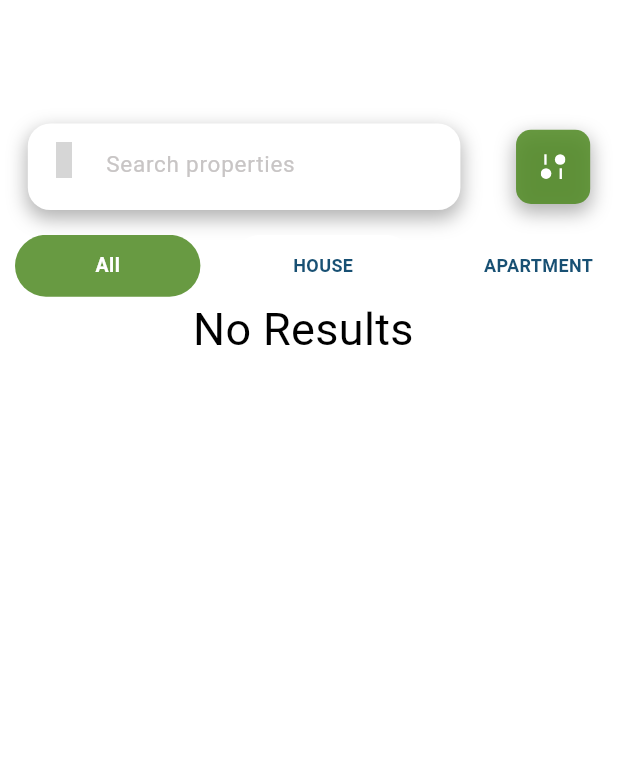
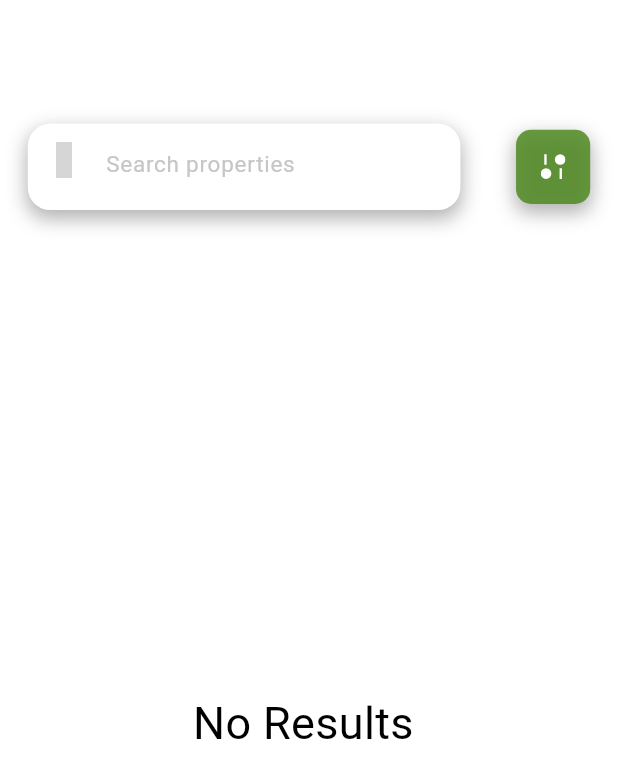
Before and after one commit to sahidvp/real-estate-app, a Flutter app: the AllProperty screen opened directly, on a phone screen of 412 x 824 dp. Shown: the top 778 px of the screen. Run offline on Flutter 3.47's test engine with Material 3 defaults, Android fonts, the phone set to English and light mode, and no system bars; our stand-ins replace carousel_slider, cloud_firestore, csc_picker, firebase_auth, firebase_core, firebase_storage and 9 more; accounts and stored records are empty; network calls fail; project files that could hold a hidden picture were left out; grey boxes are pictures that could not be loaded.

Commit message:
refactor:filter page

```diff
--- a/lib/controller/addproperty_controller.dart
+++ b/lib/controller/addproperty_controller.dart
@@ -56,6 +56,10 @@ class AddpropertyController extends GetxController {
   var filteredProperties = [].obs;
   var recentProperties = <dynamic>[].obs;
   var nearbyProperties = <dynamic>[].obs;
+  var categoryFilter=0.obs;
+  var listedbyFilter=0.obs;
+  var typeFilter=0.obs;
+  var filterIndex = 0.obs;
   // Loading state
 
   void updateLocation(String key, String value) {
--- a/lib/model/propertlisting/property_model.dart
+++ b/lib/model/propertlisting/property_model.dart
@@ -22,5 +22,13 @@ class PropertyModel {
     "Swiming pool"
   ];
   static List<String> listedby = ["Dealer", "Owner"];
-   static const List category = ["All", "HOUSE", "APARTMENT", "VILLA", "LAND"];
+  static const List<String> categoryFilter = [
+    "All",
+    "House",
+    "Apartment",
+    "Villa",
+    "Land"
+  ];
+  static const List<String> typeFilter = ["All", "Rent", "Sale"];
+  static const List<String> listedbyFilter = ["All", "Dealer", "Owner"];
 }
--- a/lib/views/home_page/home_body/home_body.dart
+++ b/lib/views/home_page/home_body/home_body.dart
@@ -1,23 +1,96 @@
+// import 'package:flutter/material.dart';
+// import 'package:get/get.dart';
+// import 'package:real_estate/controller/addproperty_controller.dart';
+// import 'package:real_estate/controller/homepage_controller.dart';
+// import 'package:real_estate/utils/colors.dart';
+
+// class HomeBodyone extends StatelessWidget {
+//   HomeBodyone({
+//     super.key,
+//     required this.sb,
+//     required this.category,
+//   });
+
+//   final double sb;
+//   final List category;
+
+//   final AddpropertyController controller = Get.put(AddpropertyController());
+
+//   @override
+//   Widget build(BuildContext context) {
+//     return Container(
+//       //  decoration: BoxDecoration(boxShadow: [AppDecoration.boxShadow]),
+//       height: sb * .5,
+//       width: double.infinity,
+//       child: ListView.builder(
+//           scrollDirection: Axis.horizontal,
+//           itemCount: category.length,
+//           itemBuilder: (context, index) {
+//             return Obx(() {
+//               bool isSelected = controller.filterIndex.value == index;
+//               return Padding(
+//                 padding: EdgeInsets.symmetric(horizontal: 10),
+//                 child: GestureDetector(
+//                   onTap: () {
+//                     updateSelectedIndex(index);
+//                   },
+//                   child: Container(
+//                     width: sb * 1.5,
+//                     height: sb * .5,
+//                     decoration: BoxDecoration(
+//                       color: isSelected
+//                           ? AppColors
+//                               .primary // Change to the desired color on tap
+//                           : Colors.grey[300],
+//                       borderRadius: BorderRadius.circular(25),
+//                     ),
+//                     child: Center(
+//                       child: Text(
+//                         category[index],
+//                         style: isSelected
+//                             ? AppTextStyles.hompagebodyText2
+//                             : AppTextStyles.hompagebodyText,
+//                       ),
+//                     ),
+//                   ),
+//                 ),
+//               );
+//             });
+//           }),
+//     );
+//   }
+
+//   void updateSelectedIndex(int index) {
+//     if (index == controller.filterIndex.value) {
+//       controller.filterIndex.value = index - 10;
+//       return;
+//     }
+//     controller.filterIndex.value = index;
+//   }
+// }
+
+
 import 'package:flutter/material.dart';
 import 'package:get/get.dart';
-import 'package:real_estate/controller/homepage_controller.dart';
 import 'package:real_estate/utils/colors.dart';
 
 class HomeBodyone extends StatelessWidget {
+  final double sb;
+  final List<String> category;
+  final RxInt selectedIndex;
+  final Function(int) onSelected;
+
   HomeBodyone({
     super.key,
     required this.sb,
     required this.category,
+    required this.selectedIndex,
+    required this.onSelected,
   });
-
-  final double sb;
-  final List category;
-  final HomeBodyController controller = Get.put(HomeBodyController());
 
   @override
   Widget build(BuildContext context) {
     return Container(
-      //  decoration: BoxDecoration(boxShadow: [AppDecoration.boxShadow]),
       height: sb * .5,
       width: double.infinity,
       child: ListView.builder(
@@ -25,35 +98,36 @@ class HomeBodyone extends StatelessWidget {
         itemCount: category.length,
         itemBuilder: (context, index) {
           return Obx(() {
+            bool isSelected = selectedIndex.value == index;
             return Padding(
-                padding: EdgeInsets.symmetric(horizontal: 10),
+              padding: const EdgeInsets.symmetric(horizontal: 10),
               child: GestureDetector(
                 onTap: () {
-                    controller.updateSelectedIndex(index);
+                  onSelected(index); // Use the passed function to update index
                 },
                 child: Container(
                   width: sb * 1.5,
                   height: sb * .5,
                   decoration: BoxDecoration(
-                      color: controller.selectedIndex.value == index
-                          ? AppColors
-                              .primary // Change to the desired color on tap
-                          : Colors.white,
+                    color: isSelected
+                        ? AppColors.primary // Selected color
+                        : Colors.grey[300], // Unselected color
                     borderRadius: BorderRadius.circular(25),
                   ),
                   child: Center(
                     child: Text(
                       category[index],
-                        style: controller.selectedIndex.value == index
-                            ? AppTextStyles.hompagebodyText2
-                            : AppTextStyles.hompagebodyText,
+                      style: isSelected
+                          ? AppTextStyles.hompagebodyText2 // Selected style
+                          : AppTextStyles.hompagebodyText, // Unselected style
                     ),
                   ),
                 ),
               ),
             );
           });
-          }),
+        },
+      ),
     );
   }
 }
--- a/lib/views/home_page/home_header/widget/build_filter.dart
+++ b/lib/views/home_page/home_header/widget/build_filter.dart
@@ -1,10 +1,14 @@
 import 'package:flutter/material.dart';
 import 'package:flutter_svg/svg.dart';
+import 'package:get/get.dart';
 import 'package:real_estate/utils/colors.dart';
 import 'package:real_estate/utils/imagespath.dart';
+import 'package:real_estate/views/property_view/filer_section.dart/filter_page.dart';
 
-Container buildFilter(sb) {
-  return Container(
+InkWell buildFilter(sb) {
+  return InkWell(
+    onTap: () =>Get.to(()=>FilterPage()) ,
+    child: Container(
       width: sb * .6,
       height: sb * .6,
       decoration: BoxDecoration(
@@ -18,5 +22,6 @@ Container buildFilter(sb) {
         Imagepath.searchfilter,
         width: sb * .2,
       )),
+    ),
   );
 }
--- a/lib/views/property_deatiled_view/widgets/property_fecilty.dart
+++ b/lib/views/property_deatiled_view/widgets/property_fecilty.dart
@@ -3,14 +3,14 @@ import 'package:flutter_svg/svg.dart';
 import 'package:real_estate/utils/colors.dart';
 import 'package:real_estate/utils/imagespath.dart';
 
-Padding propertyFeciliities(double sw) {
+Padding propertyFeciliities(double sw, List fecility) {
   return Padding(
     padding: EdgeInsets.only(left: 22),
     child: Wrap(
       spacing: 8,
       runSpacing: 8,
       children: List.generate(
-          3,
+          fecility.length,
           (index) => Container(
                 width: sw * .20,
                 height: sw * .2,
@@ -24,7 +24,7 @@ Padding propertyFeciliities(double sw) {
                     Flexible(child: SvgPicture.asset(Imagepath.carparking)),
                     Flexible(
                         child: Text(
-                      "Car parking",
+                      fecility[index],
                       style: AppTextStyles.locationtext,
                     ))
                   ],
--- a/lib/views/property_deatiled_view/widgets/tab_details/tab_details.dart
+++ b/lib/views/property_deatiled_view/widgets/tab_details/tab_details.dart
@@ -103,7 +103,7 @@ Container tabDetails(double sw, double sh, dynamic property) {
             ]),
           ),
         ),
-        if (category != "Land") propertyFeciliities(sw),
+        if (category != "Land") propertyFeciliities(sw,property.environment),
         SizedBox(
           height: sh * .02,
         ),
--- a/lib/views/property_view/all_property.dart
+++ b/lib/views/property_view/all_property.dart
@@ -31,11 +31,12 @@ class AllProperty extends StatelessWidget {
               mainAxisAlignment: MainAxisAlignment.spaceAround,
               children: [buildHomesearch(sb, controller), buildFilter(sb)],
             ),
-            SizedBox(
-              height: sb * .2,
-            ),
-            HomeBodyone(sb: sb, category: PropertyModel.category),
-            Obx(() {
+            // SizedBox(
+            //   height: sb * .2,
+            // ),
+            //  HomeBodyone(sb: sb, category: PropertyModel.category),
+            Expanded(
+              child: Obx(() {
                 // Observe properties
                 if (controller.isLoading.value) {
                   return const Center(
@@ -43,8 +44,10 @@ class AllProperty extends StatelessWidget {
                 }
                 return PropertyListTwo(
                     sb: sb,
-                  properties: controller.filteredProperties); // Pass properties
+                    properties:
+                        controller.filteredProperties); // Pass properties
               }),
+            ),
           ],
         ),
       ),
--- a/lib/views/userprofile/userprofile_screen.dart
+++ b/lib/views/userprofile/userprofile_screen.dart
@@ -57,10 +57,11 @@ class UserProfile extends StatelessWidget {
                   ),
                   SizedBox(height: sh * .05),
                   Row(
-                    mainAxisAlignment: MainAxisAlignment.spaceEvenly,
+                    mainAxisAlignment: MainAxisAlignment.center,
                     children: [
-                      buildInfoCard('5.0', 'Properties', Icons.star, context),
+                      //  buildInfoCard('5.0', 'Properties', Icons.star, context),
                       buildInfoCard('24', 'Properties', Icons.home, context),
+                      SizedBox(width: sh * .05),
                       buildInfoCard('10', 'Sold', Icons.sell, context),
                     ],
                   ),
```
Also changed, not shown: lib/controller/homepage_controller.dart (+6 -2 lines), lib/views/home_page/home_body/widgets/build_propertytag.dart (+0 -40 lines), lib/views/property_deatiled_view/widgets/bottom_body.dart (+7 -8 lines), lib/views/property_view/filer_section.dart/filter_page.dart (added, +151 -0 lines). Lines whose indentation alone changed are shown as unchanged.
